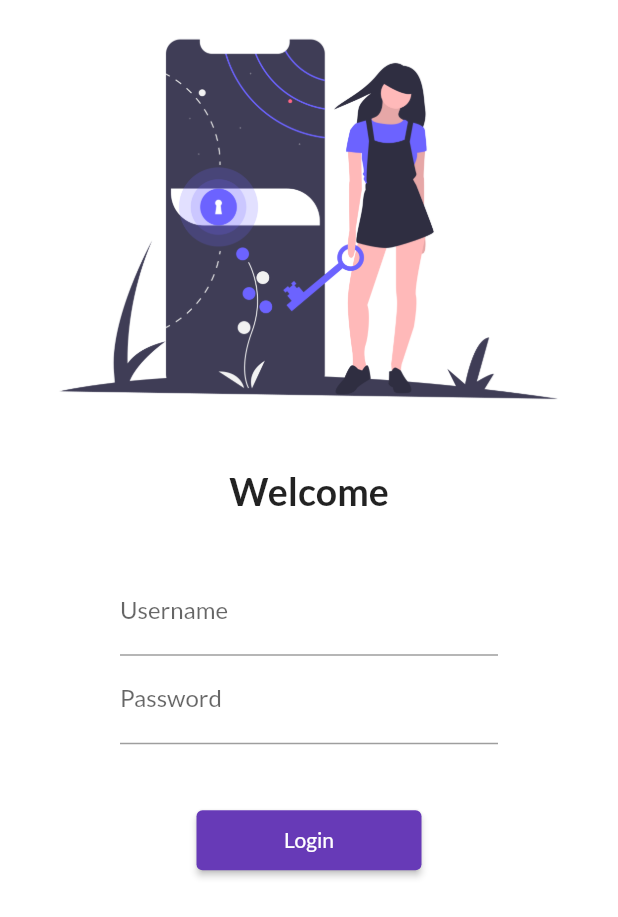
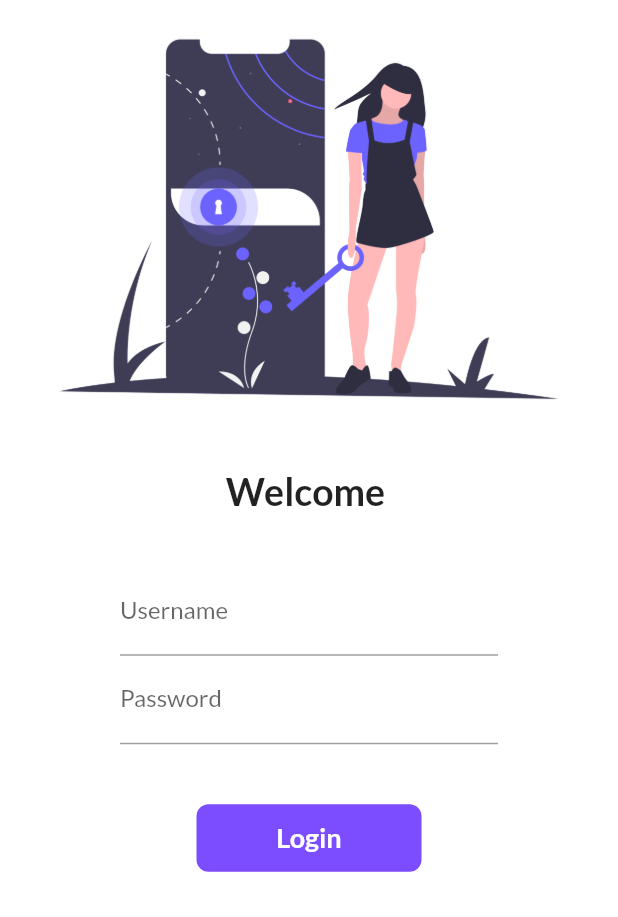
Before and after one commit to vickkybopche/flutter-first-project, a Flutter app: the screen it shows after launch, on a phone screen of 412 x 824 dp. Shown: the top 917 px of the screen. Run offline on Flutter 3.47's test engine with Material 2 defaults, Android fonts, the phone set to English and light mode, and no system bars; our stand-ins replace google_fonts.

Commit message:
Animation created

```diff
--- a/lib/Pages/login_page.dart
+++ b/lib/Pages/login_page.dart
@@ -1,9 +1,16 @@
 import 'package:flutter/material.dart';
 import 'package:flutter_app/utils/routes.dart';
 
-class LoginPage extends StatelessWidget {
+class LoginPage extends StatefulWidget {
 
 
+  @override
+  _LoginPageState createState() => _LoginPageState();
+}
+
+class _LoginPageState extends State<LoginPage> {
+  String name = "";
+  bool changeButton = false;
   @override
   Widget build(BuildContext context) {
     return Material(
@@ -19,7 +26,7 @@ class LoginPage extends StatelessWidget {
               height: 20,
             ),
             Text(
-              "Welcome",style: TextStyle(
+              "Welcome $name",style: TextStyle(
                 fontWeight: FontWeight.bold,
                 fontSize: 25,
               ),
@@ -34,6 +41,12 @@ class LoginPage extends StatelessWidget {
                 hintText: "Enter username",
                 labelText: "Username"
               ),
+              onChanged:(value){
+                name = value;
+                setState(() {
+
+                });
+              },
             ),
             TextFormField(
               obscureText: true,
@@ -45,15 +58,48 @@ class LoginPage extends StatelessWidget {
              SizedBox(
               height: 40,
             ),
-            ElevatedButton(
-              onPressed: (){
-                Navigator.pushNamed(context, MyRoutes.homeRoute);
+
+            // Animations
+
+            InkWell(
+              onTap: () async{
+                setState(() {
+                  changeButton = true;
+                });
+                await Future.delayed(Duration(seconds: 1));
+                 Navigator.pushNamed(context, MyRoutes.homeRoute);
               },
-              child: Text("Login"),
-              style: TextButton.styleFrom(
-                minimumSize: Size(150, 40)
+              child: AnimatedContainer(
+                duration: Duration(
+                  seconds: 1
+                ),
+                width: changeButton?50:150,
+                height: 45,
+                alignment: Alignment.center,
+                child: changeButton?Icon(Icons.done,color: Colors.white): Text(
+                  "Login",
+                  style: TextStyle(
+                    fontSize: 18,
+                    fontWeight: FontWeight.bold,
+                    color: Colors.white,
+                  ),
+                ),
+                decoration: BoxDecoration(
+                  color: Colors.deepPurpleAccent,
+                  borderRadius: BorderRadius.circular(changeButton?50:8),
+                ),
               ),
-               )
+            ),
+
+            // ElevatedButton(
+            //   onPressed: (){
+            //
+            //   },
+            //   child: Text("Login"),
+            //   style: TextButton.styleFrom(
+            //     minimumSize: Size(150, 40)
+            //   ),
+            //    )
             ],),
             ),
 
```
